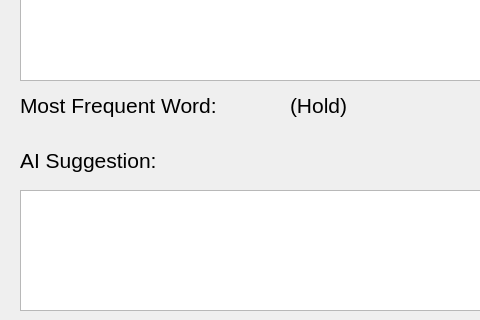
First picture: the form in UIForTextProject/mainwindow.ui, repository Yehia148/TextConcordance, before the edit; both pictures show x 0 to 480 and y 470 to 790 of the 1034 by 878 pixel window.
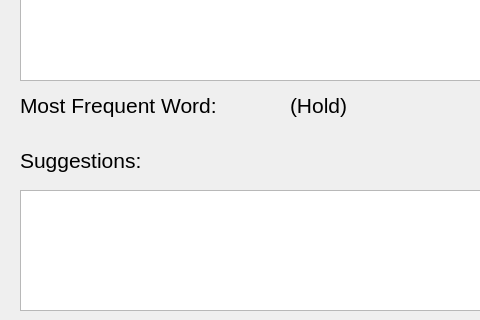
Second picture: the form after the edit.

The edit to the form file:
```diff
--- a/UIForTextProject/mainwindow.ui
+++ b/UIForTextProject/mainwindow.ui
@@ -129,7 +129,7 @@
      </font>
     </property>
     <property name="text">
-     <string>AI Suggestion:</string>
+     <string>Suggestions:</string>
     </property>
    </widget>
    <widget class="QTextEdit" name="suggestionOutput">
```
Left out of the diff: 2 changed lines with no effect on the pictures.
